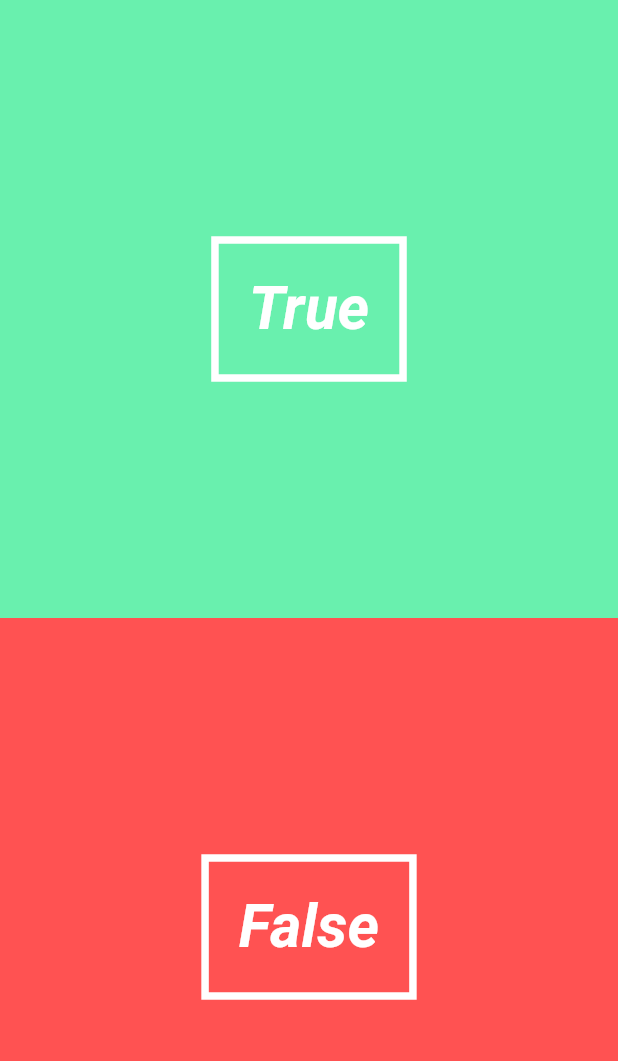
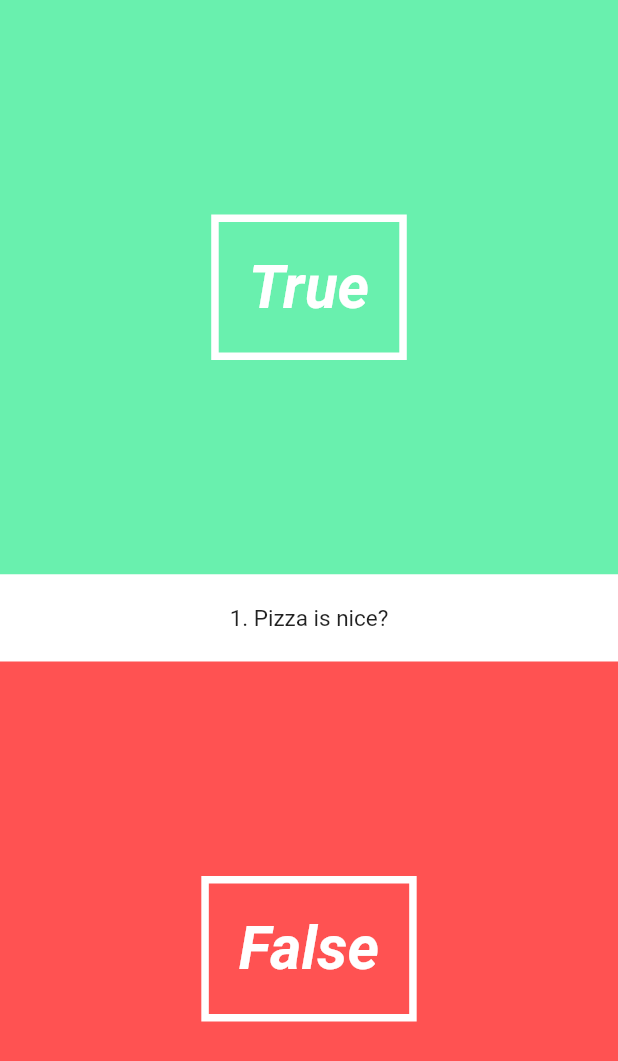
Before and after one commit to ldimitrov/flutter-scrum-quiz, a Flutter app: the screen it shows after launch, on a phone screen of 412 x 824 dp. Shown: the top 1061 px of the screen. Run offline on Flutter 3.47's test engine with Material 2 defaults, Android fonts, the phone set to English and light mode, and no system bars.

Commit message:
new widget for the question text with animation

```diff
--- a/lib/pages/quiz_page.dart
+++ b/lib/pages/quiz_page.dart
@@ -2,6 +2,7 @@ import 'package:flutter/material.dart';
 import 'package:flutter_scrum_quiz/util/question.dart';
 import 'package:flutter_scrum_quiz/util/quiz.dart';
 import 'package:flutter_scrum_quiz/ui_elements/answer_button.dart';
+import 'package:flutter_scrum_quiz/ui_elements/question_text.dart';
 
 class QuizPage extends StatefulWidget {
   @override
@@ -16,6 +17,7 @@ class QuizPageState extends State<QuizPage> {
         new Column(
           children: <Widget>[
             new AnswerButton(true, () => print("correct")),
+            new QuestionText("Pizza is nice", 1),
             new AnswerButton(false, () => print("false")),
           ],
         ),
--- /dev/null
+++ b/lib/ui_elements/question_text.dart
@@ -0,0 +1,43 @@
+import 'package:flutter/material.dart';
+
+class QuestionText extends StatefulWidget {
+  final String _question;
+  final int _questionNumber;
+
+  QuestionText(this._question, this._questionNumber);
+
+  @override
+  State createState() => new QuestionTextState();
+}
+
+class QuestionTextState extends State<QuestionText>
+    with SingleTickerProviderStateMixin {
+  Animation<double> _fontSizeAnimation;
+  AnimationController _fontSizeAnimationController;
+
+  @override
+  void initState() {
+    super.initState();
+    _fontSizeAnimationController = new AnimationController(
+        duration: new Duration(milliseconds: 500), vsync: this);
+    _fontSizeAnimation = new CurvedAnimation(
+        parent: _fontSizeAnimationController, curve: Curves.bounceOut);
+    _fontSizeAnimation.addListener(() => this.setState(() {}));
+    _fontSizeAnimationController.forward();
+  }
+
+  @override
+  Widget build(BuildContext context) {
+    return new Material(
+      color: Colors.white,
+      child: new Padding(
+          padding: new EdgeInsets.symmetric(vertical: 20.0),
+          child: new Center(
+            child: new Text(
+              widget._questionNumber.toString() + ". " + widget._question + "?",
+              style: new TextStyle(fontSize: _fontSizeAnimation.value * 15),
+            ),
+          )),
+    );
+  }
+}
```
